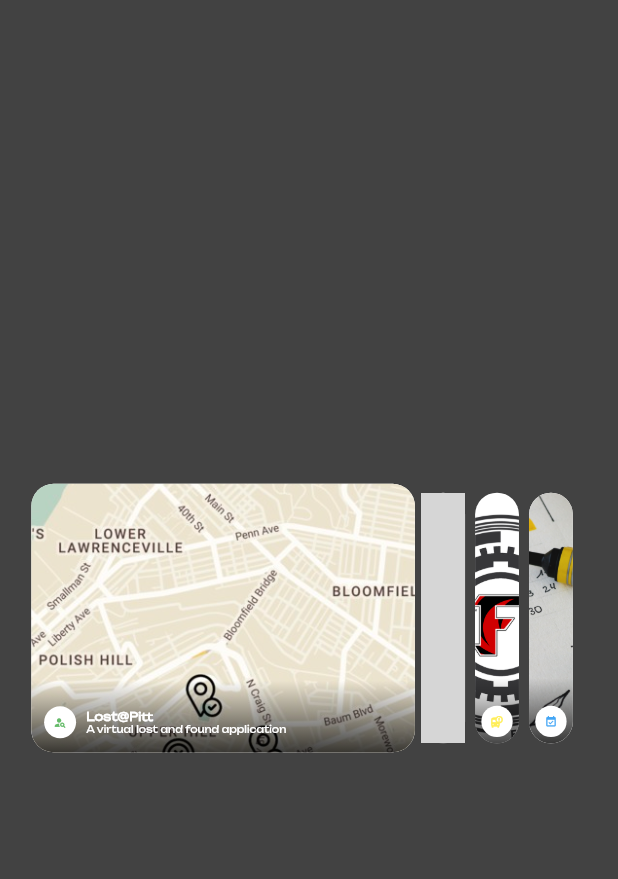
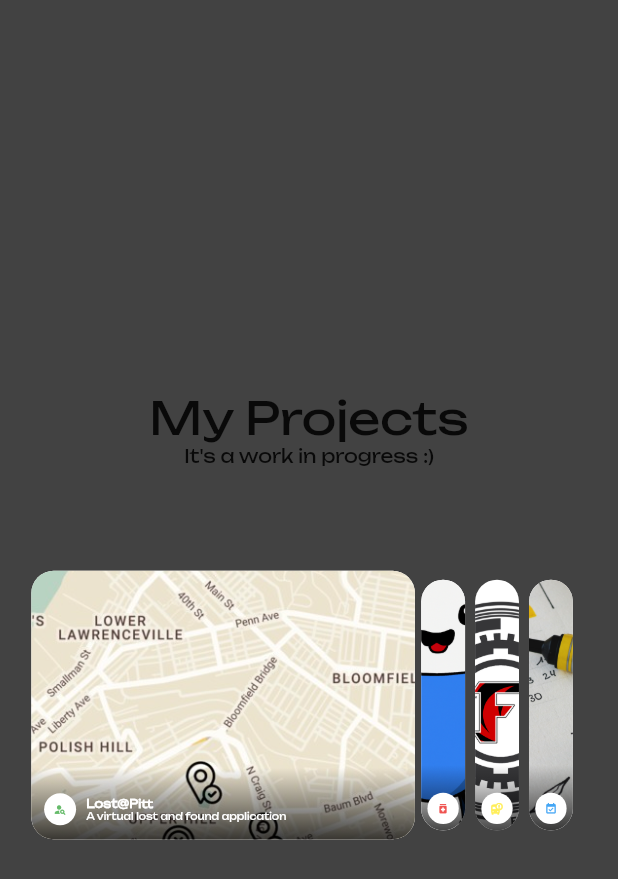
Before and after one commit to jeffzheng13/jeffzheng13.github.io, a Flutter app: the projectPage screen opened directly, on a phone screen of 412 x 824 dp. Shown: the top 879 px of the screen. Run offline on Flutter 3.47's test engine with Material 2 defaults, Android fonts, the phone set to English and light mode, and no system bars; our stand-ins replace animate_do, animated_text_kit, ionicons, transparent_image; missing offline and left inert: dart:html, flutter_animated_button, vertical_card_pager; grey boxes are pictures that could not be loaded.

Commit message:
Made some slight changes to project page

```diff
--- a/lib/projectPage.dart
+++ b/lib/projectPage.dart
@@ -60,7 +60,7 @@ class _projectPageState extends State<projectPage> {
         'title': 'Pill Identifier',
         'subtitle':
             'Machine learning model that was trained and transformed into an application that can identify pills.',
-        'image': "cutePill.png",
+        'image': "assets/cutePill.png",
         'icon': Icons.medication,
         'color': Colors.red.shade400,
         //'learnMore': Navigator.push(context, MaterialPageRoute(builder: (BuildContext context) => const aboutMe()))
@@ -74,11 +74,12 @@ class _projectPageState extends State<projectPage> {
         //'learnMore': Navigator.push(context, MaterialPageRoute(builder: (BuildContext context) => const aboutMe()))
       },
       {
-        'title' : 'Schedule Builder',
-        'subtitle' : 'An application that determines the slots where people have open time slots in a given week',
-        'image' : "assets/schedule.jpg",
-        'icon' : Icons.event_available,
-        'color' : Colors.blue.shade400,
+        'title': 'Schedule Builder',
+        'subtitle':
+            'An application that determines the slots where people have open time slots in a given week',
+        'image': "assets/schedule.jpg",
+        'icon': Icons.event_available,
+        'color': Colors.blue.shade400,
         //'learnMore': Navigator.push(context, MaterialPageRoute(builder: (BuildContext context) => const aboutMe()))
       }
     ];
@@ -86,16 +87,20 @@ class _projectPageState extends State<projectPage> {
     return Scaffold(
         backgroundColor: Colors.grey.shade800,
         body: SafeArea(
-                child:
+            child:
           Center(
-            child: FittedBox(
+            child: Column(mainAxisAlignment: MainAxisAlignment.center, children: [
+              Text("My Projects", style: TextStyle(fontSize: 30),),
+              Text("It's a work in progress :)", style: TextStyle(fontSize: 12),),
+              Padding(padding: EdgeInsets.all(32)),
+              FittedBox(
               fit: BoxFit.fitWidth,
               child: ExpandingCards(
                 height: 400,
                 items: items,
               ),
             ),
-          )
+          ]))
         ));
   }
 }
```
